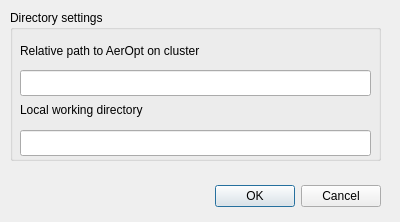
This is Gui/Dialogs/DirectorySettingsDialog.ui in hannahditchburn/AerOptGUI as Qt 5 draws it before an edit. The edited form follows.
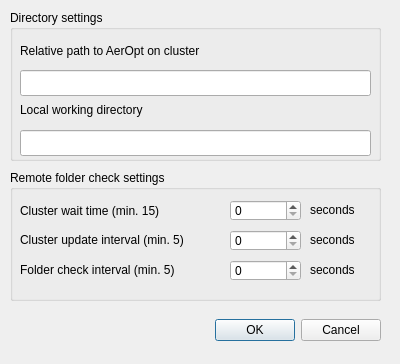
This is the edited form.

Commit message:
Added adjustable cluster communication intervals
+ Incorporated the cluster wait time, cluster update interval and folder check interval as settings.
+ Updated DirectorySettingsDialog to include UI elements to adjust these values.
+ Changed default wait time to 60 seconds, default update interval to 10 seconds and default folder check to 60 seconds.

```diff
--- a/Gui/Dialogs/DirectorySettingsDialog.ui
+++ b/Gui/Dialogs/DirectorySettingsDialog.ui
@@ -7,7 +7,7 @@
     <x>0</x>
     <y>0</y>
     <width>400</width>
-    <height>222</height>
+    <height>364</height>
    </rect>
   </property>
   <property name="windowTitle">
@@ -17,9 +17,9 @@
    <property name="geometry">
     <rect>
      <x>40</x>
-     <y>180</y>
+     <y>310</y>
      <width>341</width>
-     <height>32</height>
+     <height>41</height>
     </rect>
    </property>
    <property name="orientation">
@@ -91,6 +91,127 @@
     </property>
    </widget>
   </widget>
+  <widget class="QGroupBox" name="groupBox">
+   <property name="geometry">
+    <rect>
+     <x>10</x>
+     <y>170</y>
+     <width>371</width>
+     <height>131</height>
+    </rect>
+   </property>
+   <property name="title">
+    <string>Remote folder check settings</string>
+   </property>
+   <widget class="QSpinBox" name="waittime">
+    <property name="geometry">
+     <rect>
+      <x>220</x>
+      <y>30</y>
+      <width>71</width>
+      <height>21</height>
+     </rect>
+    </property>
+   </widget>
+   <widget class="QLabel" name="label">
+    <property name="geometry">
+     <rect>
+      <x>10</x>
+      <y>30</y>
+      <width>191</width>
+      <height>21</height>
+     </rect>
+    </property>
+    <property name="text">
+     <string>Cluster wait time (min. 15)</string>
+    </property>
+   </widget>
+   <widget class="QSpinBox" name="updatetime">
+    <property name="geometry">
+     <rect>
+      <x>220</x>
+      <y>60</y>
+      <width>71</width>
+      <height>21</height>
+     </rect>
+    </property>
+   </widget>
+   <widget class="QSpinBox" name="checktime">
+    <property name="geometry">
+     <rect>
+      <x>220</x>
+      <y>90</y>
+      <width>71</width>
+      <height>21</height>
+     </rect>
+    </property>
+   </widget>
+   <widget class="QLabel" name="label_2">
+    <property name="geometry">
+     <rect>
+      <x>10</x>
+      <y>60</y>
+      <width>221</width>
+      <height>20</height>
+     </rect>
+    </property>
+    <property name="text">
+     <string>Cluster update interval (min. 5)</string>
+    </property>
+   </widget>
+   <widget class="QLabel" name="label_3">
+    <property name="geometry">
+     <rect>
+      <x>10</x>
+      <y>90</y>
+      <width>211</width>
+      <height>20</height>
+     </rect>
+    </property>
+    <property name="text">
+     <string>Folder check interval (min. 5)</string>
+    </property>
+   </widget>
+   <widget class="QLabel" name="label_4">
+    <property name="geometry">
+     <rect>
+      <x>300</x>
+      <y>30</y>
+      <width>63</width>
+      <height>20</height>
+     </rect>
+    </property>
+    <property name="text">
+     <string>seconds</string>
+    </property>
+   </widget>
+   <widget class="QLabel" name="label_6">
+    <property name="geometry">
+     <rect>
+      <x>300</x>
+      <y>60</y>
+      <width>63</width>
+      <height>20</height>
+     </rect>
+    </property>
+    <property name="text">
+     <string>seconds</string>
+    </property>
+   </widget>
+   <widget class="QLabel" name="label_8">
+    <property name="geometry">
+     <rect>
+      <x>300</x>
+      <y>90</y>
+      <width>63</width>
+      <height>20</height>
+     </rect>
+    </property>
+    <property name="text">
+     <string>seconds</string>
+    </property>
+   </widget>
+  </widget>
  </widget>
  <resources/>
  <connections>
```
The commit also changes 4 other files.
